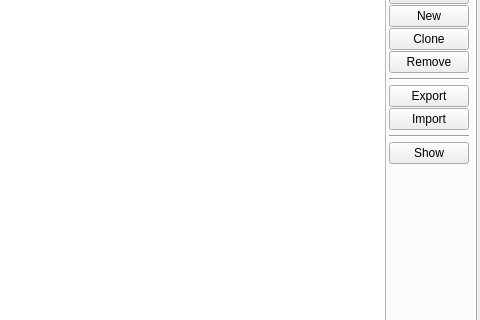
Before: the Qt Designer form ants3bundle/src/ants3/gui/particleSim/aparticlesimwin.ui in andrmor/ANTS3bundle, drawn with Qt 5; both pictures show x 159 to 639 and y 106 to 426 of the 639 by 767 pixel window.
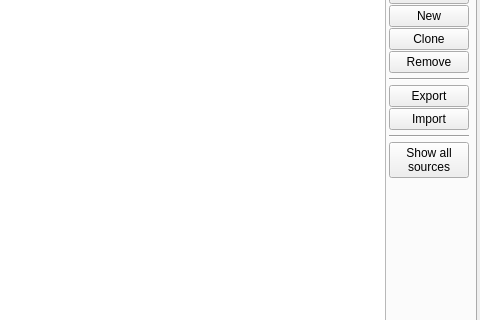
After: the same form once the commit is applied. Icons and pictures are not drawn.

Diff of the .ui file:
```diff
--- a/ants3bundle/src/ants3/gui/particleSim/aparticlesimwin.ui
+++ b/ants3bundle/src/ants3/gui/particleSim/aparticlesimwin.ui
@@ -738,7 +738,8 @@
                    </font>
                   </property>
                   <property name="text">
-                   <string>Show</string>
+                   <string>Show all
+sources</string>
                   </property>
                   <property name="checkable">
                    <bool>true</bool>
```
